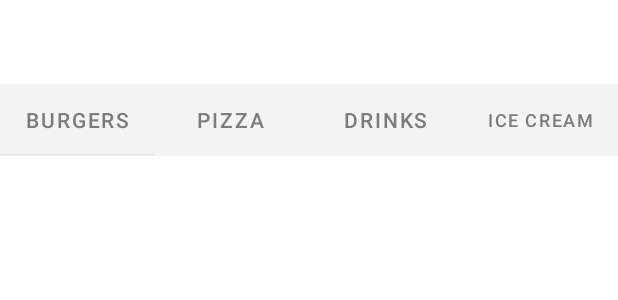
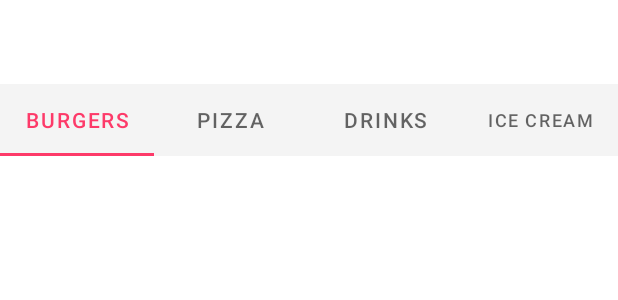
Before and after one commit to Borodinskiy88/Menu, an Android app: the layout fragment_menu.xml on its own in the app's theme, with its tools: preview values and no code run, on a phone screen of 412 x 824 dp. Shown: the top 300 px of the screen. Run offline under Robolectric (Android 15) with nearby library versions, the phone set to English and light mode, and no system bars.

Commit message:
request_view_model

```diff
--- a/app/src/main/java/ru/borodinskiy/aleksei/menu/adapter/BurgersAdapter.kt
+++ b/app/src/main/java/ru/borodinskiy/aleksei/menu/adapter/BurgersAdapter.kt
@@ -38,7 +38,7 @@ class BurgersAdapter(
                 photoFood.load(burgers.img)
                 headline.text = burgers.name
                 textFood.text = burgers.dsc
-                price.text = "от $burgers.price.toString()руб."
+                price.text = burgers.price.toString() + " руб."
 
             }
 
--- a/app/src/main/java/ru/borodinskiy/aleksei/menu/adapter/DrinksAdapter.kt
+++ b/app/src/main/java/ru/borodinskiy/aleksei/menu/adapter/DrinksAdapter.kt
@@ -38,7 +38,7 @@ class DrinksAdapter :
                 photoFood.load(drinks.img)
                 headline.text = drinks.name
                 textFood.text = drinks.dsc
-                price.text = "от $drinks.price.toString()руб."
+                price.text = drinks.price.toString() + " руб."
 
             }
         }
--- a/app/src/main/java/ru/borodinskiy/aleksei/menu/adapter/IceCreamAdapter.kt
+++ b/app/src/main/java/ru/borodinskiy/aleksei/menu/adapter/IceCreamAdapter.kt
@@ -38,7 +38,7 @@ class IceCreamAdapter :
                 photoFood.load(iceCream.img)
                 headline.text = iceCream.name
                 textFood.text = iceCream.dsc
-                price.text = "от $iceCream.price.toString()руб."
+                price.text = iceCream.price.toString() + " руб."
 
             }
         }
--- a/app/src/main/java/ru/borodinskiy/aleksei/menu/adapter/PizzasAdapter.kt
+++ b/app/src/main/java/ru/borodinskiy/aleksei/menu/adapter/PizzasAdapter.kt
@@ -37,8 +37,7 @@ class PizzasAdapter :
                 photoFood.load(pizzas.img)
                 headline.text = pizzas.name
                 textFood.text = pizzas.dsc
-                price.text = "от $pizzas.price.toString()руб."
-
+                price.text = pizzas.price.toString() + " руб."
             }
 
         }
--- a/app/src/main/res/layout/fragment_menu.xml
+++ b/app/src/main/res/layout/fragment_menu.xml
@@ -12,7 +12,8 @@
         android:layout_height="wrap_content"
         android:layout_marginTop="?attr/actionBarSize"
         android:backgroundTint="@color/background_gray"
-        app:tabTextColor="@drawable/bottom_nav_icon"
+        app:tabSelectedTextColor="@color/pink"
+        app:tabIndicatorColor="@color/pink"
         app:layout_constraintTop_toTopOf="parent"
         app:layout_constraintStart_toStartOf="parent"
         app:layout_constraintEnd_toEndOf="parent">
```
